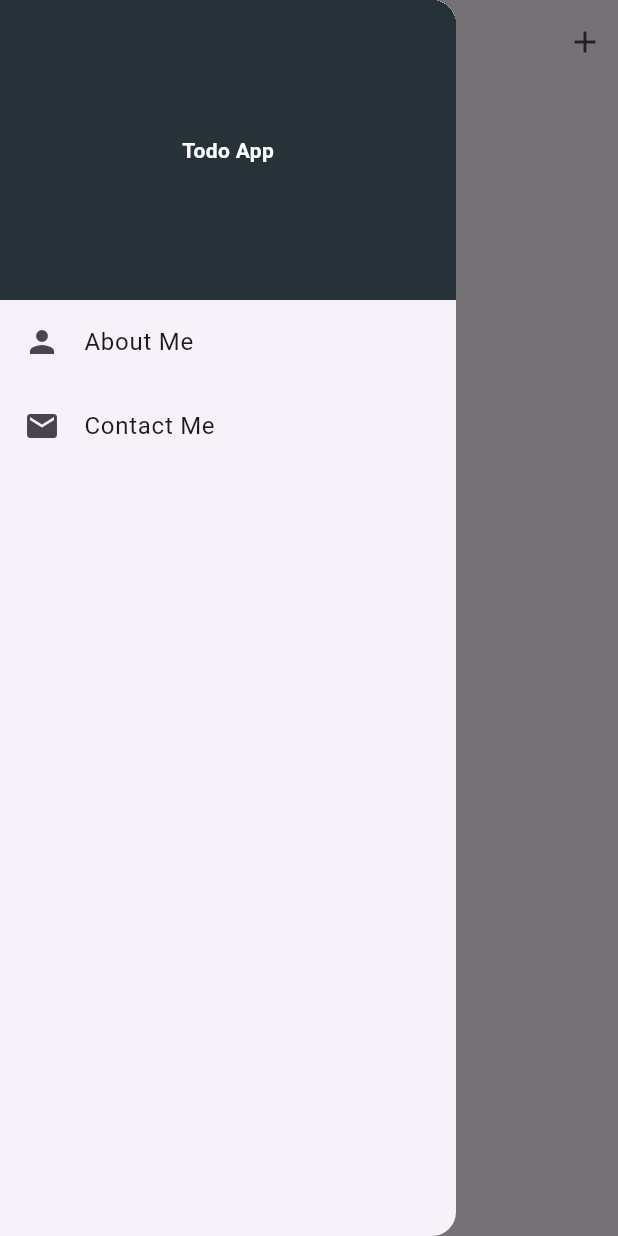
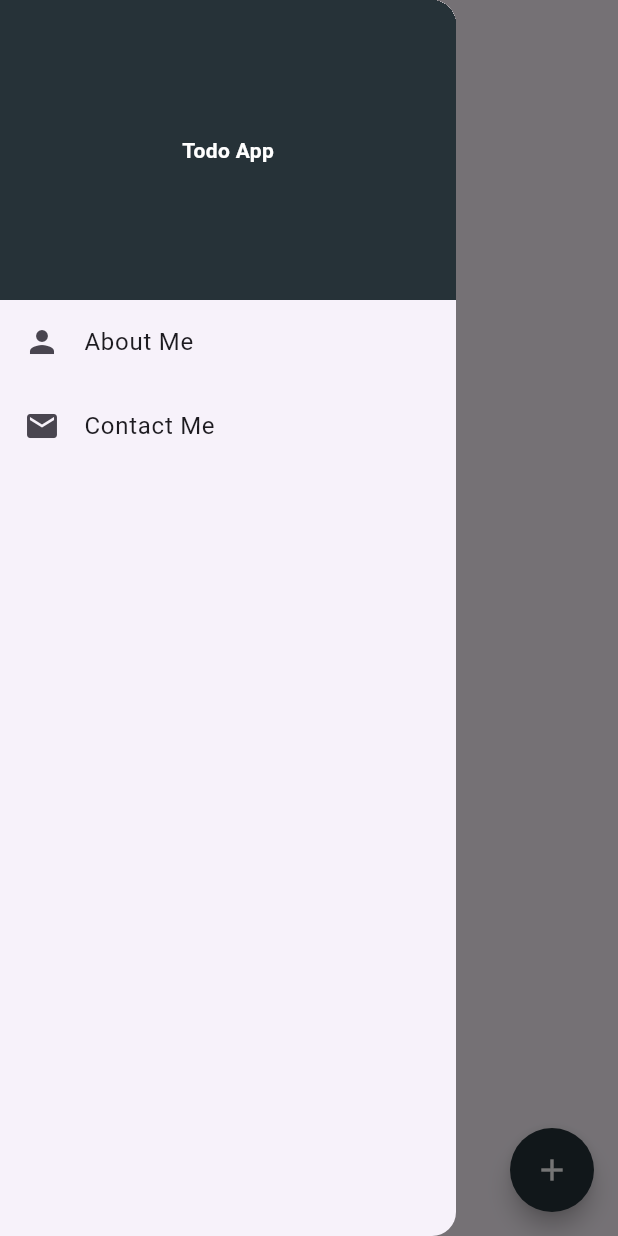
Before and after one commit to MossesAryo/Flutter_ToDo_app, a Flutter app: the screen it shows after launch, with the side drawer open, on a phone screen of 412 x 824 dp. Run offline on Flutter 3.47's test engine with Material 3 defaults, Android fonts, the phone set to English and light mode, and no system bars; our stand-ins replace shared_preferences.

Commit message:
Adding floating button for best user experience

```diff
--- a/lib/mainScreen.dart
+++ b/lib/mainScreen.dart
@@ -76,6 +76,14 @@ class _MainScreenState extends State<MainScreen> {
   @override
   Widget build(BuildContext context) {
     return Scaffold(
+        floatingActionButton: FloatingActionButton(
+            shape: CircleBorder(),
+            backgroundColor: Colors.blueGrey[900],
+            child: Icon(
+              Icons.add,
+              color: Colors.white,
+            ),
+            onPressed: showModalToDo),
         drawer: Drawer(
           child: Column(children: [
             Container(
@@ -108,12 +116,6 @@ class _MainScreenState extends State<MainScreen> {
         appBar: AppBar(
           centerTitle: true,
           title: const Text('Todo App'),
-          actions: [
-            Padding(
-              padding: const EdgeInsets.all(10.0),
-              child: InkWell(onTap: showModalToDo, child: Icon(Icons.add)),
-            )
-          ],
         ),
         body:
             Listbuilder(todoList: todoList, updateLocalData: updateLocalData));
```
Also changed, not shown: lib/widget/listbuilder.dart (+26 -4 lines).
